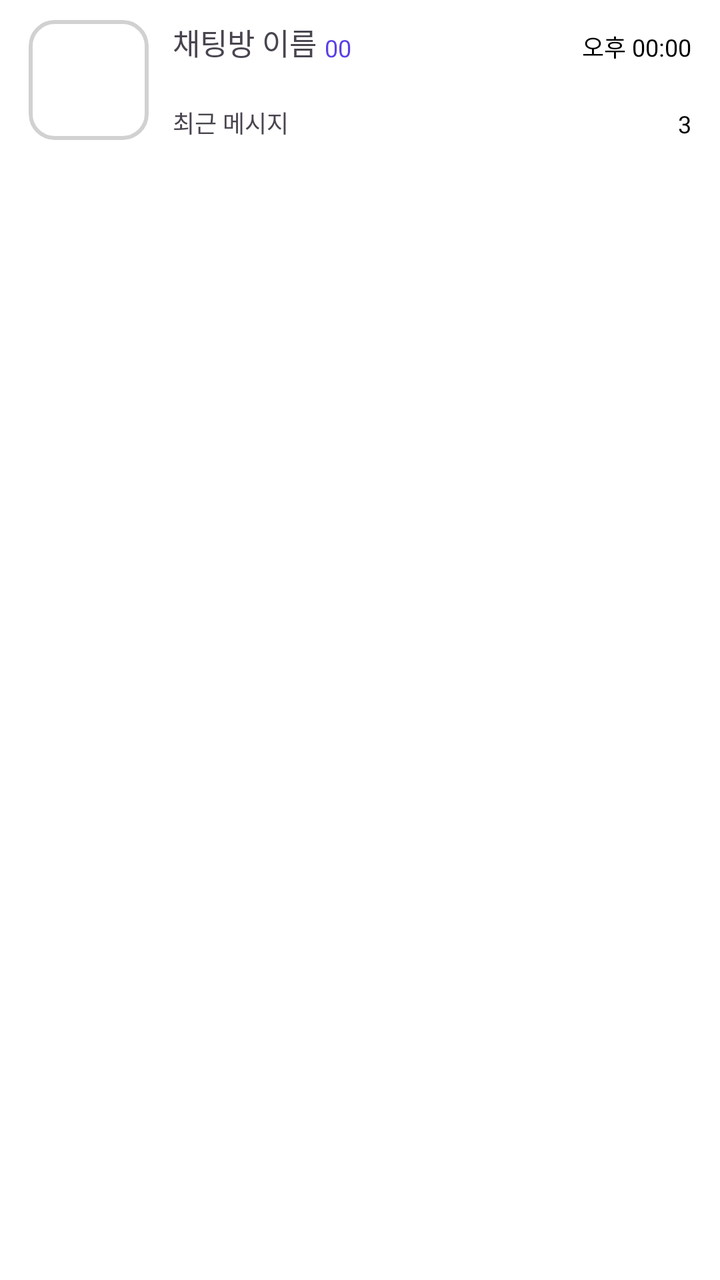
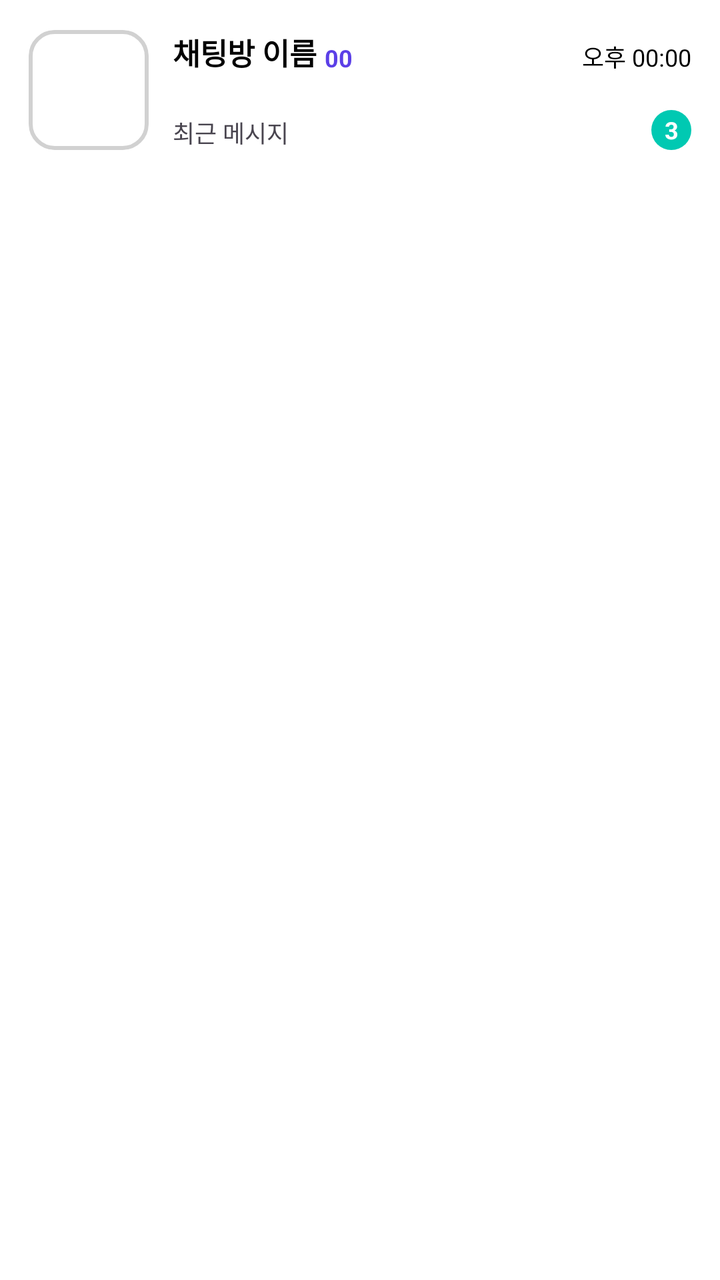

An Android layout rendered at two revisions. The XML below is the earlier revision; the diff shows what the commit changed to produce the second picture.
<!-- AndroidManifest.xml: application theme Theme.Yeongkkuel -->
<!-- res/layout/item_chat_room.xml -->
<?xml version="1.0" encoding="utf-8"?>
<layout
    xmlns:android="http://schemas.android.com/apk/res/android"
    xmlns:app="http://schemas.android.com/apk/res-auto">

    <FrameLayout
        android:layout_width="match_parent"
        android:layout_height="wrap_content">

        <LinearLayout
            android:layout_width="match_parent"
            android:layout_height="80dp"
            android:weightSum="5">

            <LinearLayout
                android:layout_width="match_parent"
                android:layout_height="match_parent"
                android:layout_weight="1"/>

            <androidx.constraintlayout.widget.ConstraintLayout
                android:id="@+id/layout_delete"
                android:layout_width="match_parent"
                android:layout_height="match_parent"
                android:background="@color/error"
                android:layout_weight="4">

                <ImageView
                    android:id="@+id/notice_card_check_delete"
                    android:layout_width="wrap_content"
                    android:layout_height="wrap_content"
                    android:src="@drawable/ic_exit_chat"
                    app:layout_constraintStart_toStartOf="parent"
                    app:layout_constraintEnd_toEndOf="parent"
                    app:layout_constraintTop_toTopOf="parent"
                    app:layout_constraintBottom_toBottomOf="parent"/>
            </androidx.constraintlayout.widget.ConstraintLayout>
        </LinearLayout>

        <androidx.constraintlayout.widget.ConstraintLayout
            android:id="@+id/notice_layout"
            android:layout_width="match_parent"
            android:layout_height="wrap_content"
            android:background="@color/white">

            <androidx.constraintlayout.widget.Guideline
                android:id="@+id/guideline_iv_start__v"
                android:layout_width="wrap_content"
                android:layout_height="wrap_content"
                android:orientation="vertical"
                app:layout_constraintGuide_percent="0.04" />

            <androidx.constraintlayout.widget.Guideline
                android:id="@+id/guideline_iv_end_v"
                android:layout_width="wrap_content"
                android:layout_height="wrap_content"
                android:orientation="vertical"
                app:layout_constraintGuide_percent="0.96" />

            <ImageView
                android:id="@+id/iv_thumbnail"
                android:layout_width="60dp"
                android:layout_height="60dp"
                android:scaleType="centerCrop"
                android:background="@drawable/bg_thumbnail_chat_room"
                android:clipToOutline="true"
                app:layout_constraintTop_toTopOf="parent"
                app:layout_constraintBottom_toBottomOf="parent"
                app:layout_constraintStart_toStartOf="@+id/guideline_iv_start__v" />

            <TextView
                android:id="@+id/tv_title_chat_room"
                android:layout_width="wrap_content"
                android:layout_height="wrap_content"
                android:text="채팅방 이름"
                style="@style/body_semibo"
                android:layout_marginStart="12dp"
                app:layout_constraintStart_toEndOf="@+id/iv_thumbnail"
                app:layout_constraintTop_toTopOf="@+id/iv_thumbnail" />

            <TextView
                android:id="@+id/tv_amount_people"
                android:layout_width="wrap_content"
                android:layout_height="wrap_content"
                android:text="00"
                android:textColor="@color/main1"
                style="@style/small_semib"
                android:layout_marginStart="4dp"
                app:layout_constraintStart_toEndOf="@+id/tv_title_chat_room"
                app:layout_constraintBottom_toBottomOf="@+id/tv_title_chat_room"/>

            <TextView
                android:id="@+id/tv_time_message"
                android:layout_width="wrap_content"
                android:layout_height="wrap_content"
                android:text="오후 00:00"
                android:textColor="@color/black"
                style="@style/small_semib"
                app:layout_constraintEnd_toEndOf="@+id/guideline_iv_end_v"
                app:layout_constraintBottom_toBottomOf="@+id/tv_title_chat_room" />

            <TextView
                android:id="@+id/tv_amount_message"
                style="@style/small_semib"
                android:layout_width="wrap_content"
                android:layout_height="wrap_content"
                android:text="3"
                android:textColor="@color/black"
                app:layout_constraintBottom_toBottomOf="@+id/tv_thumbnail_message"
                app:layout_constraintEnd_toEndOf="@+id/guideline_iv_end_v" />

            <TextView
                android:id="@+id/tv_thumbnail_message"
                android:layout_width="wrap_content"
                android:layout_height="wrap_content"
                android:text="최근 메시지"
                style="@style/small_regul"
                app:layout_constraintStart_toStartOf="@+id/tv_title_chat_room"
                app:layout_constraintBottom_toBottomOf="@+id/iv_thumbnail" />

            <TextView
                android:id="@+id/notice_box"
                android:layout_width="match_parent"
                android:layout_height="80dp"
                android:gravity="center_vertical"
                app:layout_constraintStart_toStartOf="parent"
                app:layout_constraintTop_toTopOf="parent" />

        </androidx.constraintlayout.widget.ConstraintLayout>
    </FrameLayout>
</layout>
<!-- resources referenced by this layout -->
<resources>
  <color name="black">#FF000000</color>
  <color name="error">#FF6666</color>
  <color name="main1">#5B3FE7</color>
  <color name="white">#FFFFFFFF</color>
  <!-- drawable bg_thumbnail_chat_room (drawable) -->
  <?xml version="1.0" encoding="utf-8"?>
  <shape xmlns:android="http://schemas.android.com/apk/res/android">
      <solid android:color="@android:color/transparent" />
      <stroke android:width="2dp" android:color="#D1D1D1" />
      <corners android:radius="12dp"/>
  </shape>
  <!-- drawable ic_exit_chat (drawable) -->
  <vector xmlns:android="http://schemas.android.com/apk/res/android"
      android:width="18dp"
      android:height="18dp"
      android:viewportWidth="18"
      android:viewportHeight="18">
    <path
        android:pathData="M6,17H2.667C2.225,17 1.801,16.813 1.488,16.479C1.176,16.146 1,15.694 1,15.222V2.778C1,2.306 1.176,1.854 1.488,1.521C1.801,1.187 2.225,1 2.667,1H6"
        android:strokeLineJoin="round"
        android:strokeWidth="2"
        android:fillColor="#00000000"
        android:strokeColor="#ffffff"
        android:strokeLineCap="round"/>
    <path
        android:pathData="M13,13L17,9L13,5"
        android:strokeLineJoin="round"
        android:strokeWidth="2"
        android:fillColor="#00000000"
        android:strokeColor="#ffffff"
        android:strokeLineCap="round"/>
    <path
        android:pathData="M17,9H6"
        android:strokeLineJoin="round"
        android:strokeWidth="2"
        android:fillColor="#00000000"
        android:strokeColor="#ffffff"
        android:strokeLineCap="round"/>
  </vector>
  <style name="body_semibo">
          <item name="android:fontStyle">normal</item>
          <item name="android:fontFamily">sans-serif</item>
          <item name="android:fontWeight">600</item>
          <item name="android:textSize">15sp</item>
      </style>
  <style name="small_regul">
          <item name="android:fontStyle">normal</item>
          <item name="android:fontFamily">sans-serif</item>
          <item name="android:fontWeight">400</item>
          <item name="android:textSize">12sp</item>
      </style>
  <style name="small_semib">
          <item name="android:fontStyle">normal</item>
          <item name="android:fontFamily">sans-serif</item>
          <item name="android:fontWeight">600</item>
          <item name="android:textSize">12sp</item>
      </style>
  <style name="Theme.Yeongkkuel" parent="Base.Theme.Yeongkkuel" />
  <style name="Base.Theme.Yeongkkuel" parent="Theme.Material3.DayNight.NoActionBar">
          
          
          <item name="android:windowBackground">@android:color/white</item>
      </style>
</resources>

<!-- the commit's change to res/layout/item_chat_room.xml (unified diff, before → after) -->
@@ -72,6 +72,8 @@
                 android:layout_width="wrap_content"
                 android:layout_height="wrap_content"
                 android:text="채팅방 이름"
+                android:textColor="@color/black"
+                android:textStyle="bold"
                 style="@style/body_semibo"
                 android:layout_marginStart="12dp"
                 app:layout_constraintStart_toEndOf="@+id/iv_thumbnail"
@@ -83,6 +85,7 @@
                 android:layout_height="wrap_content"
                 android:text="00"
                 android:textColor="@color/main1"
+                android:textStyle="bold"
                 style="@style/small_semib"
                 android:layout_marginStart="4dp"
                 app:layout_constraintStart_toEndOf="@+id/tv_title_chat_room"
@@ -104,7 +107,10 @@
                 android:layout_width="wrap_content"
                 android:layout_height="wrap_content"
                 android:text="3"
-                android:textColor="@color/black"
+                android:textColor="@color/white"
+                android:textStyle="bold"
+                android:background="@drawable/bg_chat_room_amount_message"
+                android:gravity="center"
                 app:layout_constraintBottom_toBottomOf="@+id/tv_thumbnail_message"
                 app:layout_constraintEnd_toEndOf="@+id/guideline_iv_end_v" />
 
@@ -120,11 +126,10 @@
             <TextView
                 android:id="@+id/notice_box"
                 android:layout_width="match_parent"
-                android:layout_height="80dp"
+                android:layout_height="90dp"
                 android:gravity="center_vertical"
                 app:layout_constraintStart_toStartOf="parent"
                 app:layout_constraintTop_toTopOf="parent" />
-
         </androidx.constraintlayout.widget.ConstraintLayout>
     </FrameLayout>
 </layout>
<!-- resource entries referenced after the edit -->
@@ -4,6 +4,16 @@
   <color name="error">#FF6666</color>
   <color name="main1">#5B3FE7</color>
   <color name="white">#FFFFFFFF</color>
+  <!-- drawable bg_chat_room_amount_message (drawable) -->
+  <vector xmlns:android="http://schemas.android.com/apk/res/android"
+      android:width="20dp"
+      android:height="20dp"
+      android:viewportWidth="28"
+      android:viewportHeight="28">
+    <path
+        android:pathData="M14,14m-14,0a14,14 0,1 1,28 0a14,14 0,1 1,-28 0"
+        android:fillColor="#00C9B2"/>
+  </vector>
   <!-- drawable bg_thumbnail_chat_room (drawable) -->
   <?xml version="1.0" encoding="utf-8"?>
   <shape xmlns:android="http://schemas.android.com/apk/res/android">
